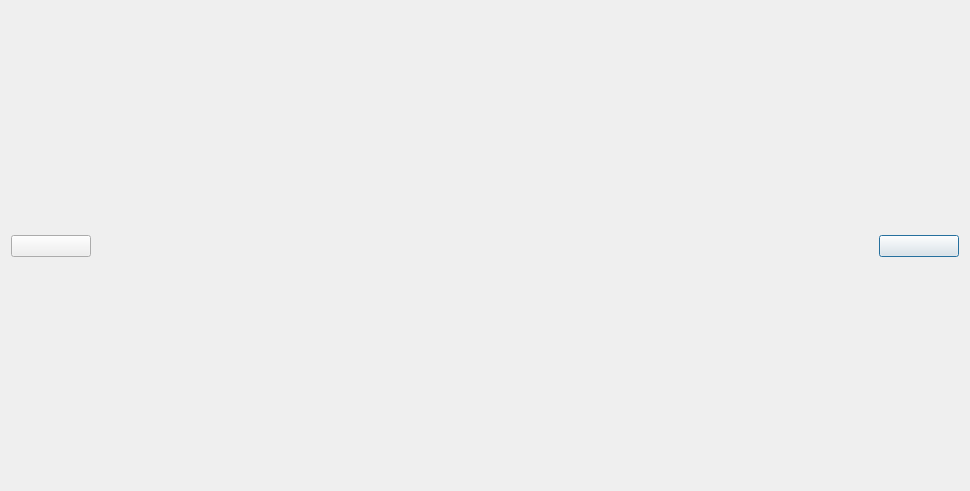
The window that WindowOne/PicShow/picshow.ui (xiaoluosigithub/Cultural-Vision) describes before a commit, drawn with Qt 5.
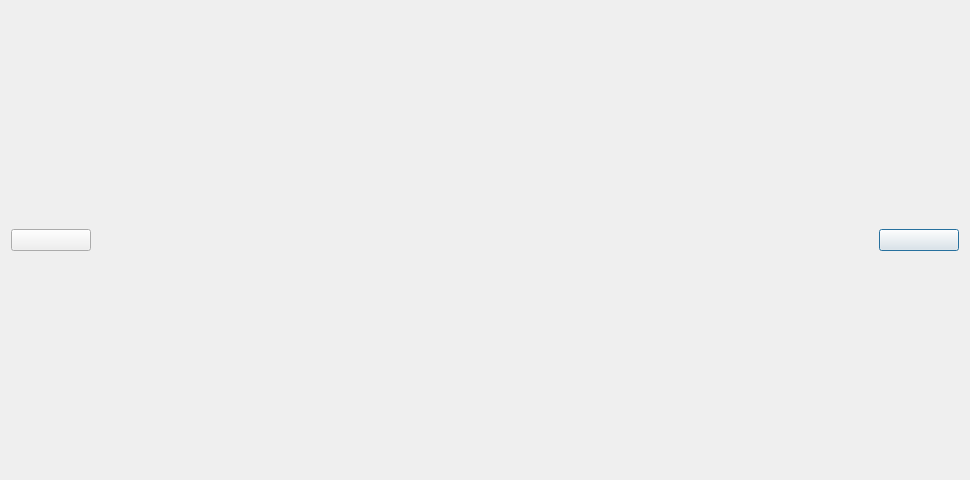
The same window after the commit. Custom widgets are drawn as their Qt base class.

```diff
--- a/WindowOne/PicShow/picshow.ui
+++ b/WindowOne/PicShow/picshow.ui
@@ -7,13 +7,19 @@
     <x>0</x>
     <y>0</y>
     <width>970</width>
-    <height>491</height>
+    <height>480</height>
    </rect>
   </property>
+  <property name="sizePolicy">
+   <sizepolicy hsizetype="Preferred" vsizetype="Preferred">
+    <horstretch>0</horstretch>
+    <verstretch>0</verstretch>
+   </sizepolicy>
+  </property>
   <property name="minimumSize">
    <size>
-    <width>970</width>
-    <height>480</height>
+    <width>0</width>
+    <height>0</height>
    </size>
   </property>
   <property name="windowTitle">
@@ -27,6 +33,9 @@
        <property name="orientation">
         <enum>Qt::Orientation::Horizontal</enum>
        </property>
+       <property name="sizeType">
+        <enum>QSizePolicy::Policy::Minimum</enum>
+       </property>
        <property name="sizeHint" stdset="0">
         <size>
          <width>40</width>
@@ -74,6 +83,12 @@
      </item>
      <item row="1" column="3">
       <widget class="QLabel" name="label">
+       <property name="sizePolicy">
+        <sizepolicy hsizetype="Expanding" vsizetype="Expanding">
+         <horstretch>0</horstretch>
+         <verstretch>0</verstretch>
+        </sizepolicy>
+       </property>
        <property name="text">
         <string/>
        </property>
@@ -84,6 +99,9 @@
        <property name="orientation">
         <enum>Qt::Orientation::Vertical</enum>
        </property>
+       <property name="sizeType">
+        <enum>QSizePolicy::Policy::Minimum</enum>
+       </property>
        <property name="sizeHint" stdset="0">
         <size>
          <width>20</width>
@@ -134,6 +152,9 @@
        <property name="orientation">
         <enum>Qt::Orientation::Horizontal</enum>
        </property>
+       <property name="sizeType">
+        <enum>QSizePolicy::Policy::Minimum</enum>
+       </property>
        <property name="sizeHint" stdset="0">
         <size>
          <width>40</width>
@@ -147,6 +168,9 @@
        <property name="orientation">
         <enum>Qt::Orientation::Vertical</enum>
        </property>
+       <property name="sizeType">
+        <enum>QSizePolicy::Policy::Minimum</enum>
+       </property>
        <property name="sizeHint" stdset="0">
         <size>
          <width>20</width>
```
